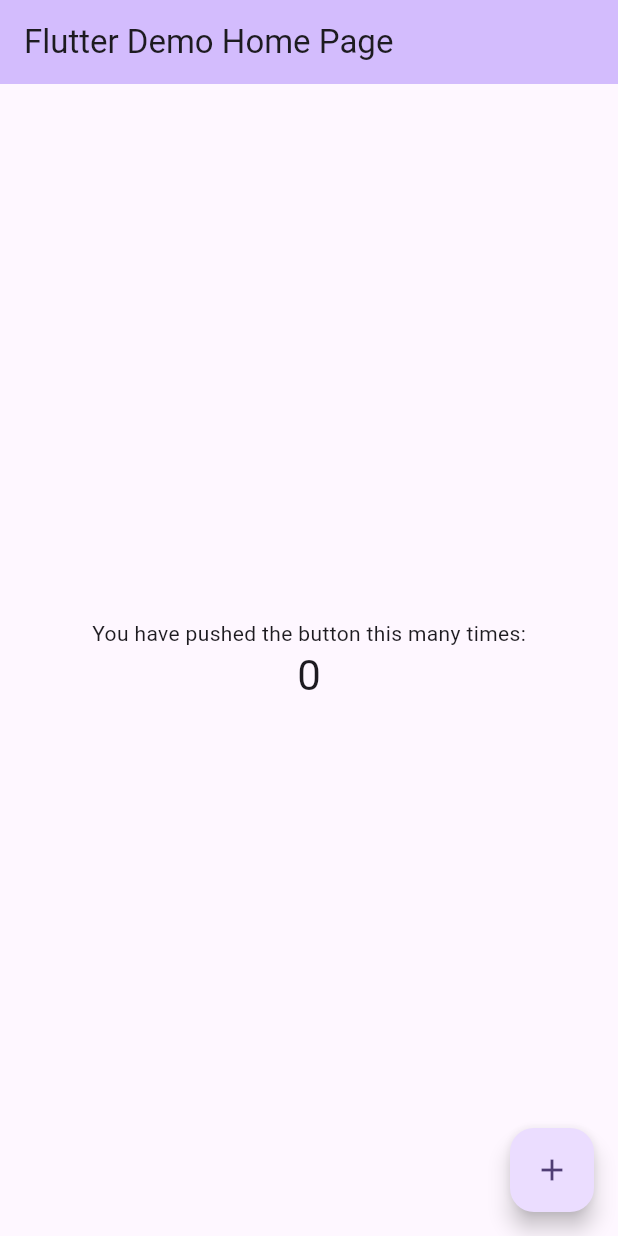
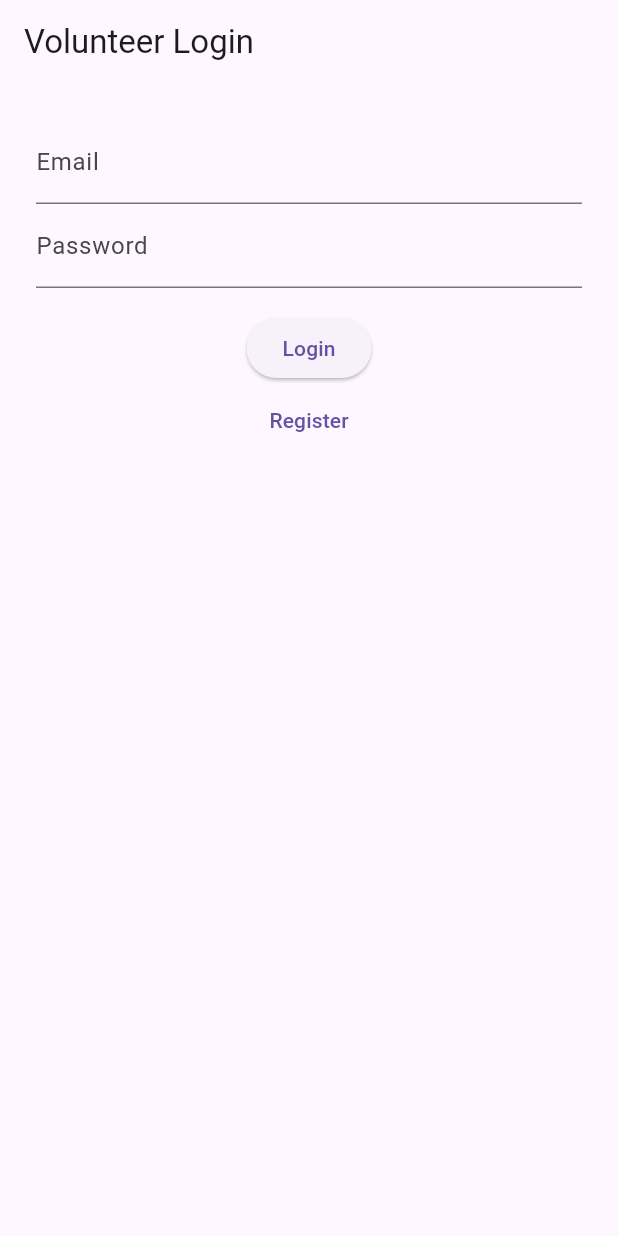
Before and after one commit to payelcs2024ipcw-source/solution-challenge, a Flutter app: the screen it shows after launch, on a phone screen of 412 x 824 dp. Run offline on Flutter 3.47's test engine with Material 3 defaults, Android fonts, the phone set to English and light mode, and no system bars; our stand-ins replace cloud_firestore, firebase_auth, firebase_core; accounts and stored records are empty; generated files the repository leaves out were written again.

Commit message:
day 2 changes

```diff
--- a/lib/main.dart
+++ b/lib/main.dart
@@ -1,122 +1,28 @@
 import 'package:flutter/material.dart';
+import 'package:firebase_core/firebase_core.dart';
+import 'firebase_options.dart';
+import 'screens/volunteer/login_screen.dart';
+import 'screens/volunteer/profile_screen.dart';
+import 'screens/volunteer/tasks_screen.dart';
 
-void main() {
+void main() async {
+  WidgetsFlutterBinding.ensureInitialized();
+  await Firebase.initializeApp(options: DefaultFirebaseOptions.currentPlatform);
   runApp(const MyApp());
 }
 
 class MyApp extends StatelessWidget {
   const MyApp({super.key});
-
-  // This widget is the root of your application.
   @override
   Widget build(BuildContext context) {
     return MaterialApp(
-      title: 'Flutter Demo',
-      theme: ThemeData(
-        // This is the theme of your application.
-        //
-        // TRY THIS: Try running your application with "flutter run". You'll see
-        // the application has a purple toolbar. Then, without quitting the app,
-        // try changing the seedColor in the colorScheme below to Colors.green
-        // and then invoke "hot reload" (save your changes or press the "hot
-        // reload" button in a Flutter-supported IDE, or press "r" if you used
-        // the command line to start the app).
-        //
-        // Notice that the counter didn't reset back to zero; the application
-        // state is not lost during the reload. To reset the state, use hot
-        // restart instead.
-        //
-        // This works for code too, not just values: Most code changes can be
-        // tested with just a hot reload.
-        colorScheme: .fromSeed(seedColor: Colors.deepPurple),
-      ),
-      home: const MyHomePage(title: 'Flutter Demo Home Page'),
+      title: 'Volunteer Connect',
+      initialRoute: '/volunteer/login',
+      routes: {
+        '/volunteer/login': (_) => const VolunteerLoginScreen(),
+        '/volunteer/profile': (_) => const VolunteerProfileScreen(),
+        '/volunteer/tasks': (_) => const TasksScreen(),
+      },
     );
   }
 }
-
-class MyHomePage extends StatefulWidget {
-  const MyHomePage({super.key, required this.title});
-
-  // This widget is the home page of your application. It is stateful, meaning
-  // that it has a State object (defined below) that contains fields that affect
-  // how it looks.
-
-  // This class is the configuration for the state. It holds the values (in this
-  // case the title) provided by the parent (in this case the App widget) and
-  // used by the build method of the State. Fields in a Widget subclass are
-  // always marked "final".
-
-  final String title;
-
-  @override
-  State<MyHomePage> createState() => _MyHomePageState();
-}
-
-class _MyHomePageState extends State<MyHomePage> {
-  int _counter = 0;
-
-  void _incrementCounter() {
-    setState(() {
-      // This call to setState tells the Flutter framework that something has
-      // changed in this State, which causes it to rerun the build method below
-      // so that the display can reflect the updated values. If we changed
-      // _counter without calling setState(), then the build method would not be
-      // called again, and so nothing would appear to happen.
-      _counter++;
-    });
-  }
-
-  @override
-  Widget build(BuildContext context) {
-    // This method is rerun every time setState is called, for instance as done
-    // by the _incrementCounter method above.
-    //
-    // The Flutter framework has been optimized to make rerunning build methods
-    // fast, so that you can just rebuild anything that needs updating rather
-    // than having to individually change instances of widgets.
-    return Scaffold(
-      appBar: AppBar(
-        // TRY THIS: Try changing the color here to a specific color (to
-        // Colors.amber, perhaps?) and trigger a hot reload to see the AppBar
-        // change color while the other colors stay the same.
-        backgroundColor: Theme.of(context).colorScheme.inversePrimary,
-        // Here we take the value from the MyHomePage object that was created by
-        // the App.build method, and use it to set our appbar title.
-        title: Text(widget.title),
-      ),
-      body: Center(
-        // Center is a layout widget. It takes a single child and positions it
-        // in the middle of the parent.
-        child: Column(
-          // Column is also a layout widget. It takes a list of children and
-          // arranges them vertically. By default, it sizes itself to fit its
-          // children horizontally, and tries to be as tall as its parent.
-          //
-          // Column has various properties to control how it sizes itself and
-          // how it positions its children. Here we use mainAxisAlignment to
-          // center the children vertically; the main axis here is the vertical
-          // axis because Columns are vertical (the cross axis would be
-          // horizontal).
-          //
-          // TRY THIS: Invoke "debug painting" (choose the "Toggle Debug Paint"
-          // action in the IDE, or press "p" in the console), to see the
-          // wireframe for each widget.
-          mainAxisAlignment: .center,
-          children: [
-            const Text('You have pushed the button this many times:'),
-            Text(
-              '$_counter',
-              style: Theme.of(context).textTheme.headlineMedium,
-            ),
-          ],
-        ),
-      ),
-      floatingActionButton: FloatingActionButton(
-        onPressed: _incrementCounter,
-        tooltip: 'Increment',
-        child: const Icon(Icons.add),
-      ),
-    );
-  }
-}
--- /dev/null
+++ b/lib/screens/volunteer/login_screen.dart
@@ -0,0 +1,66 @@
+import 'package:flutter/material.dart';
+import 'package:firebase_auth/firebase_auth.dart';
+
+class VolunteerLoginScreen extends StatefulWidget {
+  const VolunteerLoginScreen({super.key});
+  @override
+  State<VolunteerLoginScreen> createState() => _VolunteerLoginScreenState();
+}
+
+class _VolunteerLoginScreenState extends State<VolunteerLoginScreen> {
+  final _emailController = TextEditingController();
+  final _passwordController = TextEditingController();
+  bool _loading = false;
+  String _error = '';
+
+  Future<void> _login() async {
+    setState(() => _loading = true);
+    try {
+      await FirebaseAuth.instance.signInWithEmailAndPassword(
+        email: _emailController.text.trim(),
+        password: _passwordController.text.trim(),
+      );
+      Navigator.pushReplacementNamed(context, '/volunteer/profile');
+    } on FirebaseAuthException catch (e) {
+      setState(() => _error = e.message ?? 'Login failed');
+    }
+    setState(() => _loading = false);
+  }
+
+  Future<void> _register() async {
+    setState(() => _loading = true);
+    try {
+      await FirebaseAuth.instance.createUserWithEmailAndPassword(
+        email: _emailController.text.trim(),
+        password: _passwordController.text.trim(),
+      );
+      Navigator.pushReplacementNamed(context, '/volunteer/profile');
+    } on FirebaseAuthException catch (e) {
+      setState(() => _error = e.message ?? 'Registration failed');
+    }
+    setState(() => _loading = false);
+  }
+
+  @override
+  Widget build(BuildContext context) {
+    return Scaffold(
+      appBar: AppBar(title: const Text('Volunteer Login')),
+      body: Padding(
+        padding: const EdgeInsets.all(24),
+        child: Column(
+          children: [
+            TextField(controller: _emailController, decoration: const InputDecoration(labelText: 'Email')),
+            TextField(controller: _passwordController, decoration: const InputDecoration(labelText: 'Password'), obscureText: true),
+            if (_error.isNotEmpty) Text(_error, style: const TextStyle(color: Colors.red)),
+            const SizedBox(height: 16),
+            if (_loading) const CircularProgressIndicator(),
+            if (!_loading) ...[
+              ElevatedButton(onPressed: _login, child: const Text('Login')),
+              TextButton(onPressed: _register, child: const Text('Register')),
+            ]
+          ],
+        ),
+      ),
+    );
+  }
+}
--- a/pubspec.yaml
+++ b/pubspec.yaml
@@ -30,6 +30,9 @@ environment:
 dependencies:
   flutter:
     sdk: flutter
+  firebase_core: ^3.0.0
+  firebase_auth: ^5.0.0
+  cloud_firestore: ^5.0.0
 
   # The following adds the Cupertino Icons font to your application.
   # Use with the CupertinoIcons class for iOS style icons.
```
Also changed, not shown: lib/screens/volunteer/profile_screen.dart (added, +63 -0 lines), lib/screens/volunteer/tasks_screen.dart (added, +32 -0 lines), lib/models/shared_models.dart (added), lib/screens/volunteer/chatbot_screen.dart (added), lib/screens/volunteer/map_screen.dart (added), pubspec.lock.
